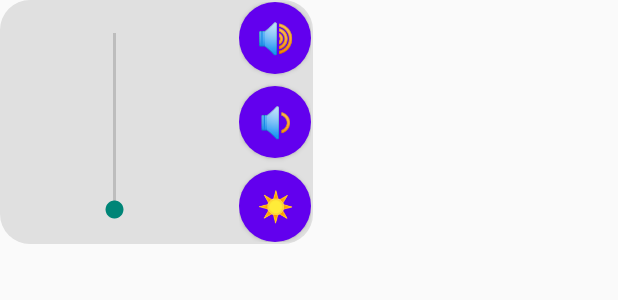
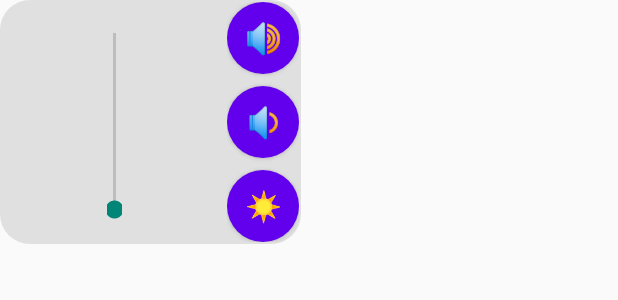
Before and after one commit to Alex16oz/Widgetku, an Android app built with Jetpack Compose: the layout floating_volume_widget.xml on its own in the app's theme, with its tools: preview values and no code run, on a phone screen of 412 x 824 dp. Shown: the top 300 px of the screen. Run offline under Robolectric (Android 15) with nearby library versions, the phone set to English and light mode, and no system bars.

Commit message:
v14 widget 2 done

```diff
--- a/app/src/main/res/layout/floating_volume_widget.xml
+++ b/app/src/main/res/layout/floating_volume_widget.xml
@@ -14,7 +14,7 @@
         <SeekBar
             android:id="@+id/volume_seekbar"
             android:layout_width="150dp"
-            android:layout_height="wrap_content"
+            android:layout_height="10dp"
             android:rotation="270"
             android:layout_gravity="center"/>
 
@@ -22,8 +22,7 @@
             android:layout_width="wrap_content"
             android:layout_height="wrap_content"
             android:orientation="vertical"
-            android:gravity="center"
-            android:layout_marginStart="8dp">
+            android:gravity="center">
 
             <Button
                 android:id="@+id/floating_volume_up_button"
```
